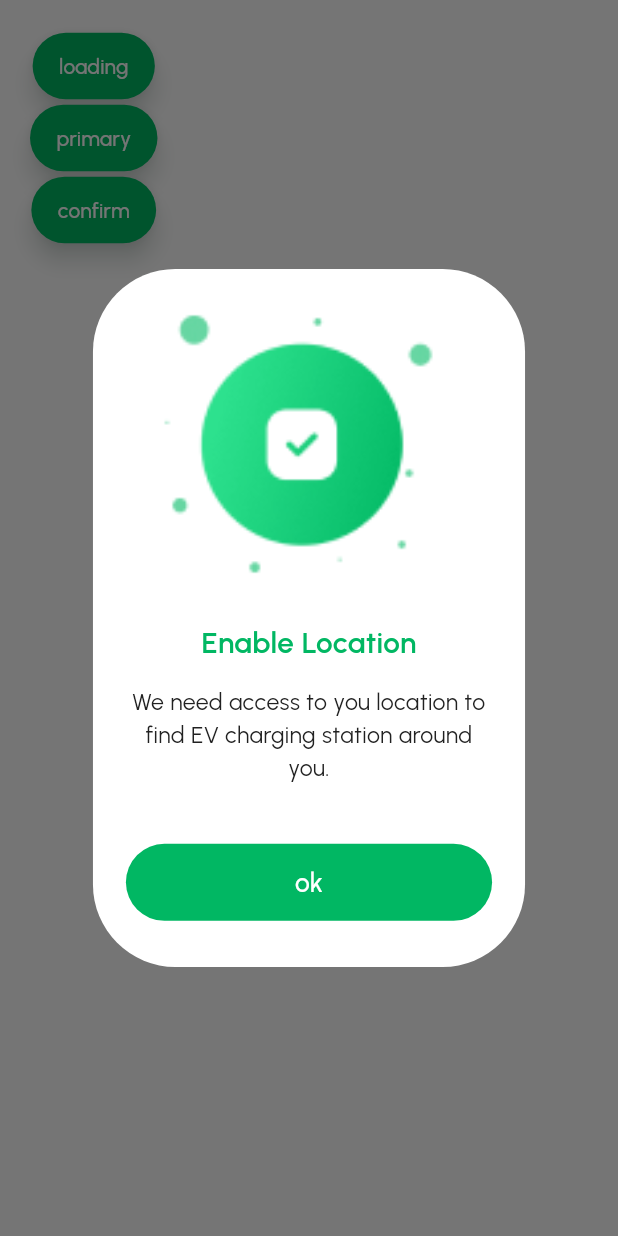
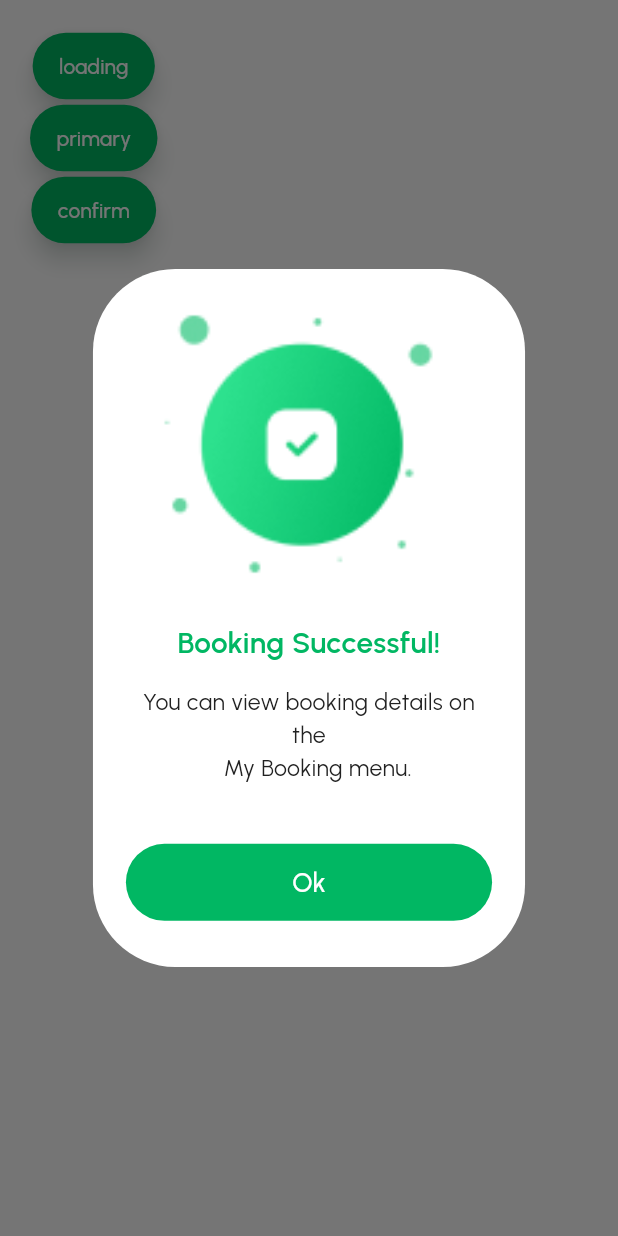
Before and after one commit to lusnyak/watt_hub, a Flutter app: the screen it shows after launch, after a tap on "confirm", on a phone screen of 412 x 824 dp. Run offline on Flutter 3.47's test engine with Material 3 defaults, Android fonts, the light colour scheme and no system bars; our stand-ins replace auto_route, awesome_extensions, bloc, dropdown_button2, flutter_bloc, flutter_screenutil and 8 more.

Commit message:
Added a basic simple version of the popup
Added a basic simple version of the popup

```diff
--- a/lib/presentation/screens/uikit_example/uikit_popup.dart
+++ b/lib/presentation/screens/uikit_example/uikit_popup.dart
@@ -14,48 +14,58 @@ class _UikitPopupState extends State<UikitPopup> {
       "We need access to you location to find EV charging station around you.";
 
   @override
+  void initState() {
+    super.initState();
+  }
+
+  @override
   Widget build(BuildContext context) {
     return Scaffold(
       body: SafeArea(
           child: Column(
         children: [
           ElevatedButton(
-            onPressed: () => showDialog<void>(
-                context: context,
-                builder: (BuildContext context) {
-                  return WHPopup(
-                    image: WattHubAssets.images.popupLocationImg.keyName,
-                    title: title,
-                    subTitle: subTitle,
-                  );
-                }),
+            onPressed: () {
+              WHPopup.of(context).show(
+                image: WattHubAssets.images.popupSuccessfulImg.keyName,
+                title: "Verification Successful!",
+                subTitle:
+                    "Please wait...\nYou will be directed to the homepage.",
+              );
+            },
             child: const Text("loading"),
           ),
           ElevatedButton(
-            onPressed: () => showDialog<void>(
-                context: context,
-                builder: (BuildContext context) {
-                  return WHPopup(
-                    image: WattHubAssets.images.popupLocationImg.keyName,
-                    title: "Location",
-                    subTitle: subTitle,
-                    cancelButtonTitle: "cancel",
-                    confirmButtonTitle: "save",
-                  );
-                }),
+            onPressed: () {
+              WHPopup.of(context).show(
+                image: WattHubAssets.images.popupLocationImg.keyName,
+                title: title,
+                subTitle: subTitle,
+                cancelButtonTitle: "Cancel",
+                confirmButtonTitle: "Enable Location",
+                onConfirmPressed: () {
+                  Navigator.pop(context);
+                },
+                onCancelPressed: () {
+                  Navigator.pop(context);
+                },
+              );
+            },
             child: const Text("primary"),
           ),
           ElevatedButton(
-            onPressed: () => showDialog<void>(
-                context: context,
-                builder: (BuildContext context) {
-                  return WHPopup(
-                    image: WattHubAssets.images.popupSuccessfulImg.keyName,
-                    title: title,
-                    subTitle: subTitle,
-                    confirmButtonTitle: "ok",
-                  );
-                }),
+            onPressed: () {
+              WHPopup.of(context).show(
+                image: WattHubAssets.images.popupSuccessfulImg.keyName,
+                title: "Booking Successful!",
+                subTitle:
+                    "You can view booking details on the \n\t\t My Booking menu.",
+                confirmButtonTitle: "Ok",
+                onConfirmPressed: () {
+                  Navigator.pop(context);
+                },
+              );
+            },
             child: const Text("confirm"),
           ),
         ],
--- a/packages/watt_hub_uikit/lib/src/widgets/popup/wh_popup.dart
+++ b/packages/watt_hub_uikit/lib/src/widgets/popup/wh_popup.dart
@@ -2,14 +2,46 @@ import 'package:flutter/material.dart';
 
 import '../../../watt_hub_uikit.dart';
 
-class WHPopup extends StatelessWidget {
-  const WHPopup({
-    super.key,
+class WHPopup {
+  final BuildContext context;
+
+  WHPopup.of(this.context);
+
+  void show({
+    required String image,
+    required String title,
+    required String subTitle,
+    String? cancelButtonTitle,
+    String? confirmButtonTitle,
+    VoidCallback? onConfirmPressed,
+    VoidCallback? onCancelPressed,
+  }) {
+    showDialog<void>(
+      context: context,
+      builder: (BuildContext context) {
+        return _WHPopup(
+          image: image,
+          title: title,
+          subTitle: subTitle,
+          cancelButtonTitle: cancelButtonTitle,
+          confirmButtonTitle: confirmButtonTitle,
+          onConfirmPressed: onConfirmPressed,
+          onCancelPressed: onCancelPressed,
+        );
+      },
+    );
+  }
+}
+
+class _WHPopup extends StatelessWidget {
+  const _WHPopup({
     required this.image,
     required this.title,
     required this.subTitle,
     this.cancelButtonTitle,
     this.confirmButtonTitle,
+    this.onConfirmPressed,
+    this.onCancelPressed,
   });
 
   final String image;
@@ -17,6 +49,8 @@ class WHPopup extends StatelessWidget {
   final String subTitle;
   final String? cancelButtonTitle;
   final String? confirmButtonTitle;
+  final VoidCallback? onConfirmPressed;
+  final VoidCallback? onCancelPressed;
 
   @override
   Widget build(BuildContext context) {
@@ -50,16 +84,17 @@ class WHPopup extends StatelessWidget {
       actions: <Widget>[
         if (confirmButtonTitle != null && cancelButtonTitle != null)
           Column(
-            // crossAxisAlignment: CrossAxisAlignment.stretch,
             mainAxisAlignment: MainAxisAlignment.center,
             crossAxisAlignment: CrossAxisAlignment.stretch,
             mainAxisSize: MainAxisSize.min,
             children: [
               WHElevatedButton.primary(
+                onPressed: onConfirmPressed,
                 title: confirmButtonTitle ?? "",
                 shadow: false,
               ).paddingOnly(bottom: 8.sp),
               WHElevatedButton.secondary(
+                onPressed: onCancelPressed,
                 title: cancelButtonTitle ?? "",
               ).paddingSymmetric(vertical: 8.sp),
             ],
@@ -68,6 +103,7 @@ class WHPopup extends StatelessWidget {
           SizedBox(
             width: double.infinity,
             child: WHElevatedButton.primary(
+              onPressed: onConfirmPressed,
               title: confirmButtonTitle ?? "",
               shadow: false,
             ).paddingSymmetric(vertical: 20.sp),
--- a/packages/watt_hub_uikit/lib/src/widgets/widgets.dart
+++ b/packages/watt_hub_uikit/lib/src/widgets/widgets.dart
@@ -1,5 +1,6 @@
 export 'buttons/buttons.dart';
 export 'text_fields/text_fields.dart';
 export 'drop_downs/drop_downs.dart';
+
 export 'circular_spin/circular_spin.dart';
 export 'popup/popup.dart';
```
